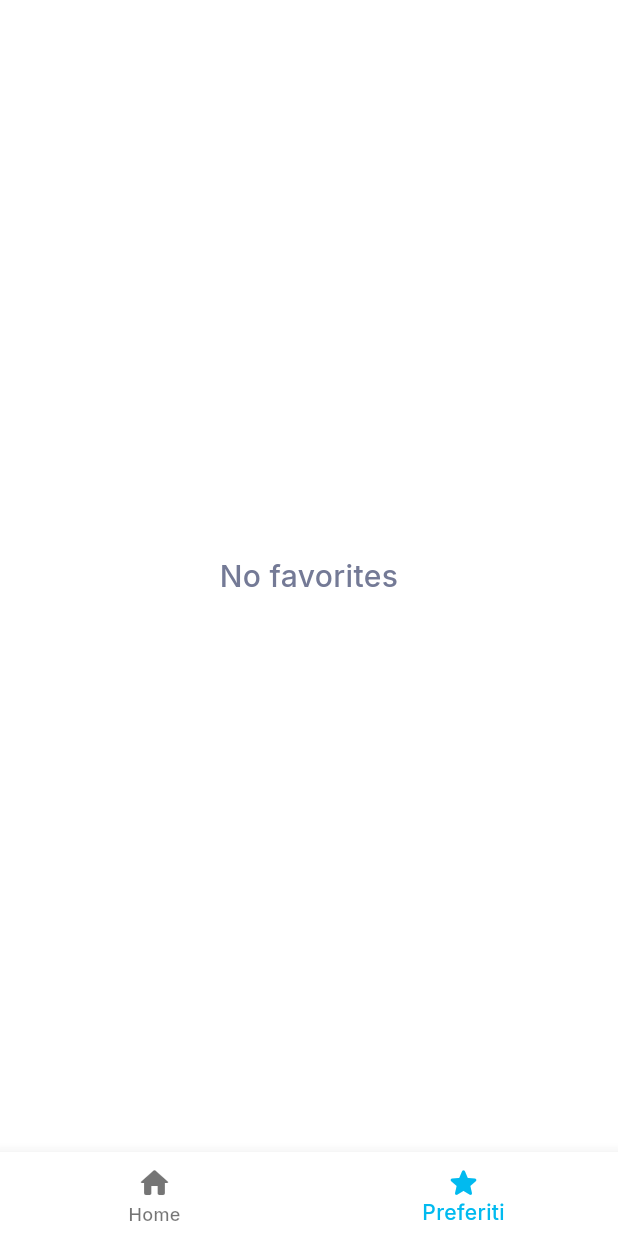
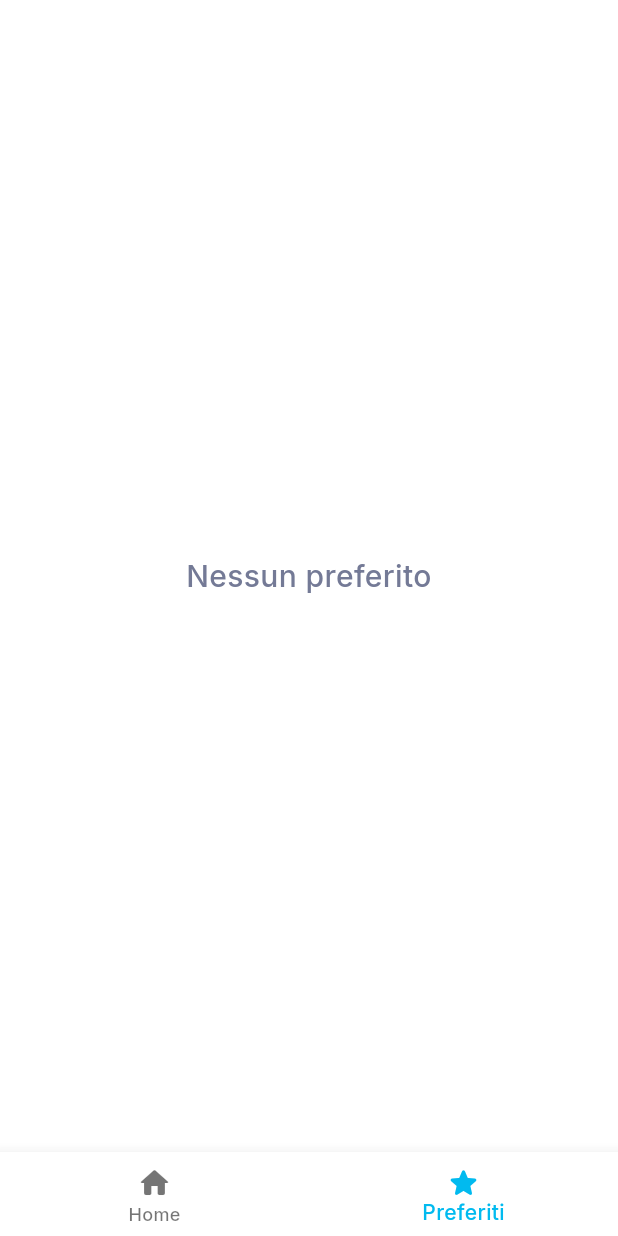
Before and after one commit to martinminotti/myquickchef, a Flutter app: the screen it shows after launch, item 2 of the bottom bar chosen, on a phone screen of 412 x 824 dp. Run offline on Flutter 3.47's test engine with Material 3 defaults, Android fonts, the phone set to English and light mode, and no system bars; our stand-ins replace camera, dio, google_fonts, image_picker; missing offline and left inert: bulleted_list.

Commit message:
refine chatgpt prompt

```diff
--- a/src/myquickchef/lib/screens/favorite_screen.dart
+++ b/src/myquickchef/lib/screens/favorite_screen.dart
@@ -1,6 +1,5 @@
 import 'package:flutter/material.dart';
 
-import 'package:myquickchef/models/recipe.dart';
 import 'package:myquickchef/widgets/favorite_list.dart';
 
 class FavoriteScreen extends StatelessWidget {
@@ -10,8 +9,8 @@ class FavoriteScreen extends StatelessWidget {
 
   @override
   Widget build(BuildContext context) {
-    return Scaffold(
-      body: const FavoriteList(),
+    return const Scaffold(
+      body: FavoriteList(),
     );
   }
 }
--- a/src/myquickchef/lib/services/api_service.dart
+++ b/src/myquickchef/lib/services/api_service.dart
@@ -42,7 +42,7 @@ class ApiService {
                 {
                   "type": "text",
                   "text":
-                      "GPT, your task is to analyze any image of a food and ingredients I provide, and detect all the name of the featured foods. Respond strictly with the list of the ingredients separeted by a comma. If a food is unrecognizable, reply with \"I don\"t know\". If the image is not food-related, say \"Please pick another image\"",
+                      "GPT, il tuo compito è di analizzare qualsiasi immagine di un cibo e ingredienti che ti invio, e riconoscere tutti i nomi dei cibi che visualizzi. Rispondi unicamente con la lista di ingredienti, ciascuno separato da una virgola. Se un cibo è irriconoscibile, rispondi solamente con \"null\". Rispondi sempre e solo in italiano.",
                 },
                 {
                   "type": "image_url",
--- a/src/myquickchef/lib/services/get_image.dart
+++ b/src/myquickchef/lib/services/get_image.dart
@@ -1,7 +1,6 @@
 import 'dart:io';
 
 import 'package:dio/dio.dart';
-import 'package:flutter/widgets.dart';
 import 'package:myquickchef/models/recipe.dart';
 import 'package:myquickchef/services/api_service.dart';
 import 'package:path_provider/path_provider.dart';
@@ -18,7 +17,5 @@ Future<String> getImage(Recipe recipe) async {
       await File('$tempPath/images/${url.split("?")[0].split("/").last}')
           .create(recursive: true);
   await file.writeAsBytes(res.data);
-  // recipe.image = file.path;
-  // final image = Image.file(file);
   return file.path;
 }
--- a/src/myquickchef/lib/widgets/favorite_list.dart
+++ b/src/myquickchef/lib/widgets/favorite_list.dart
@@ -5,8 +5,6 @@ import 'package:flutter/widgets.dart';
 import 'package:myquickchef/models/recipe.dart';
 import 'package:myquickchef/services/file_recipes.dart';
 import 'package:myquickchef/widgets/favorite_card.dart';
-import 'package:myquickchef/widgets/recipe_card.dart';
-import 'package:path/path.dart';
 
 class FavoriteList extends StatefulWidget {
   const FavoriteList({super.key});
@@ -52,7 +50,7 @@ class _FavoriteListState extends State<FavoriteList> {
     return favoritesList.isEmpty
         ? const Center(
             child: Text(
-            "No favorites",
+            "Nessun preferito",
             textAlign: TextAlign.center,
           ))
         : Column(
@@ -121,37 +119,3 @@ class _FavoriteListState extends State<FavoriteList> {
           );
   }
 }
-
-
-
-
-// @override
-//   Widget build(BuildContext context) {
-//     return FutureBuilder(
-//       future: loadList(),
-//       builder: (context, snapshot) {
-//         if (snapshot.connectionState == ConnectionState.waiting) {
-//           return const Center(child: CircularProgressIndicator());
-//         } else if (snapshot.hasData) {
-//           if (snapshot.data!.isEmpty) {
-//             return const Center(
-//                 child: Text(
-//               "No favorites",
-//               textAlign: TextAlign.center,
-//             ));
-//           }
-//           return ListView.builder(
-//             itemCount: snapshot.data!.length,
-//             itemBuilder: (context, index) {
-//               return RecipeCard(snapshot.data![index]);
-//             },
-//           );
-//         } else {
-//           return const Center(
-//               child: Text(
-//             "Error loading JSON file",
-//             textAlign: TextAlign.center,
-//           ));
-//         }
-//       },
-//     );
--- a/src/myquickchef/lib/widgets/recipe_card.dart
+++ b/src/myquickchef/lib/widgets/recipe_card.dart
@@ -1,8 +1,6 @@
 import 'package:flutter/material.dart';
 import 'package:myquickchef/models/recipe.dart';
 import 'package:myquickchef/screens/recipe_details_screen.dart';
-import 'package:myquickchef/services/file_recipes.dart';
-import 'package:myquickchef/services/get_image.dart';
 
 class RecipeCard extends StatefulWidget {
   final Recipe recipe;
```
Also changed, not shown: src/myquickchef/lib/models/recipe.dart (+0 -13 lines), src/myquickchef/lib/services/analyze_image.dart (+5 -4 lines), src/myquickchef/lib/widgets/favorite_card.dart (+6 -7 lines).
